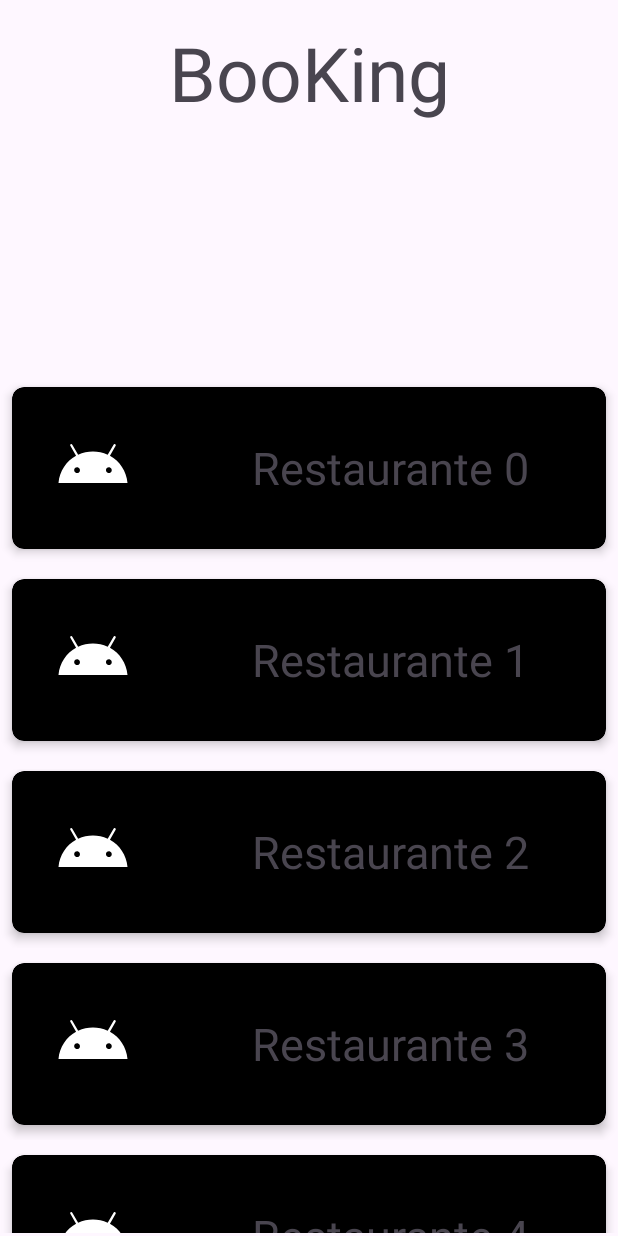
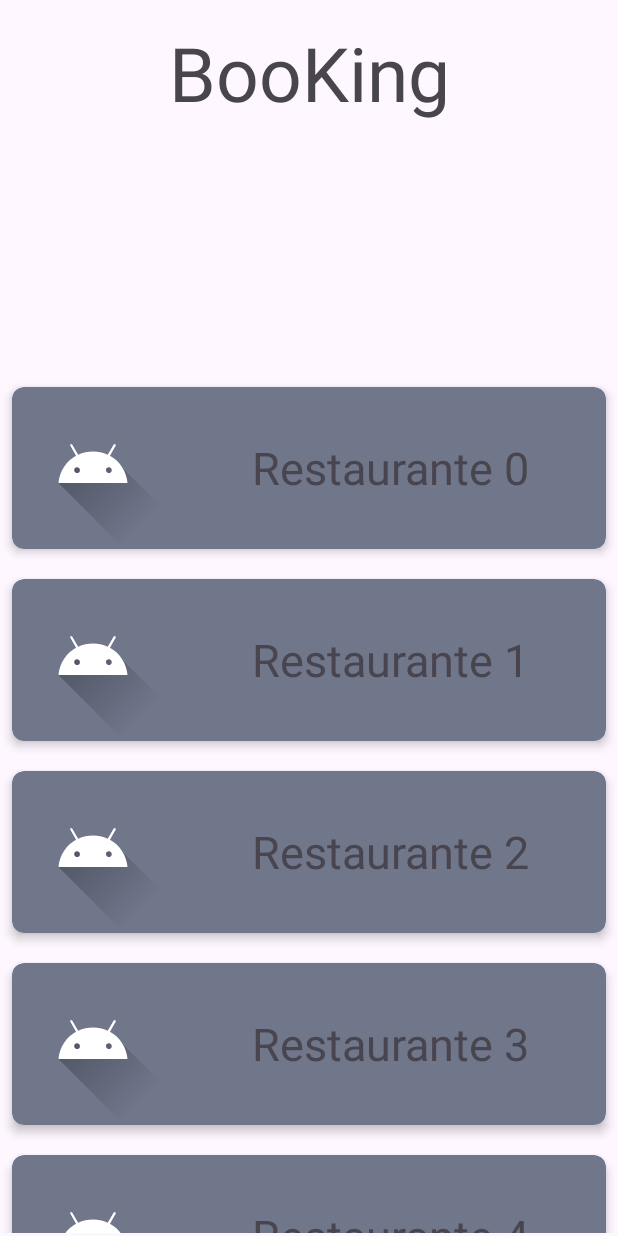
Before and after one commit to RamonRomaSM/RestaurantBookingApp, an Android app: the screen it shows after launch (MainActivity), after a tap on "Comida Argentina", on a phone screen of 412 x 824 dp. Run offline under Robolectric (Android 15) with nearby library versions, the phone set to English and light mode, and no system bars.

Commit message:
banderas cambiadas y color de restaurante unico cambiado

```diff
--- a/Booking/app/src/main/res/layout/restaurante_view.xml
+++ b/Booking/app/src/main/res/layout/restaurante_view.xml
@@ -7,7 +7,7 @@
     <androidx.cardview.widget.CardView
         android:layout_width="match_parent"
         android:layout_height="wrap_content"
-        app:cardBackgroundColor="@color/black"
+        app:cardBackgroundColor="@color/material_dynamic_secondary50"
         app:cardCornerRadius="8dp"
         app:cardElevation="4dp"
         app:cardMaxElevation="5dp"
```
